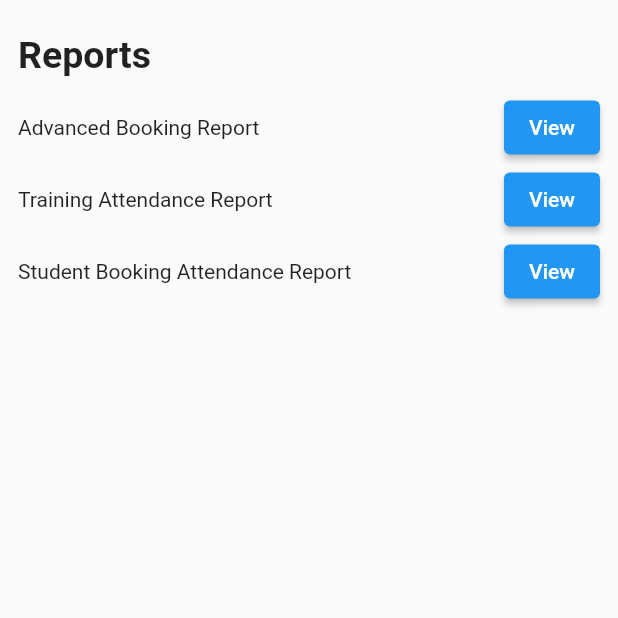
After one commit to tanserxuen/UTMSports, a Flutter app: the AdminReports screen opened directly, after a tap on "View", on a phone screen of 412 x 824 dp, the top half of it. The commit adds this screen. Run offline on Flutter 3.47's test engine with Material 2 defaults, Android fonts, the phone set to English and light mode, and no system bars; our stand-ins replace cloud_firestore, email_validator, file_picker, firebase_auth, firebase_core, firebase_storage and 9 more; missing offline and left inert: open_file_plus, syncfusion_flutter_core; accounts and stored records are empty; network calls fail.

Commit message:
feat: pdf view attendance, training and advanced report array data in pdf not handled

```diff
--- a/utmsport/lib/utils.dart
+++ b/utmsport/lib/utils.dart
@@ -22,9 +22,9 @@ class Utils {
   }
 
   static parseTimestampToFormatDate(timestamp, {format = null}) {
-    DateTime newDT = timestamp.toDate();
+    DateTime newDT = timestamp?.toDate();
     DateTime dateOnly = new DateTime(newDT.year, newDT.month, newDT.day);
-    if (format != null) return DateFormat(format).format(dateOnly);
+    if (format != null) return DateFormat(format).format(newDT);
     return DateFormat('dd ${DateFormat.MONTH} yyyy').format(dateOnly);
   }
 
--- a/utmsport/lib/view/adminPost/v_eventList.dart
+++ b/utmsport/lib/view/adminPost/v_eventList.dart
@@ -1,5 +1,6 @@
+import 'package:cloud_firestore/cloud_firestore.dart';
 import 'package:flutter/material.dart';
-import 'package:cloud_firestore/cloud_firestore.dart';
+
 import 'package:utmsport/model/m_Event.dart';
 import 'package:utmsport/view/adminPost/v_createEvent.dart';
 import 'package:utmsport/view_model/adminPost/vm_eventDatatableWidget.dart';
--- a/utmsport/lib/view/authentication/v_homePage.dart
+++ b/utmsport/lib/view/authentication/v_homePage.dart
@@ -31,7 +31,10 @@ class _MyHomePageState extends State<MyHomePage> {
         data: NavigationBarThemeData(
           indicatorColor: Colors.blue.shade100,
           labelTextStyle: MaterialStateProperty.all(
-            TextStyle(fontSize: 14, fontWeight: FontWeight.w500),
+            TextStyle(
+              fontSize: global.getUserRole() == 'admin' ? 10 : 14,
+              fontWeight: FontWeight.w500,
+            ),
           ),
         ),
         child: NavigationBar(
--- /dev/null
+++ b/utmsport/lib/view/v_adminReports.dart
@@ -0,0 +1,145 @@
+import 'package:cloud_firestore/cloud_firestore.dart';
+import 'package:flutter/material.dart';
+import 'package:flutter/services.dart';
+
+import 'package:utmsport/view_model/PDF/PDFServices.dart';
+
+class AdminReports extends StatefulWidget {
+  const AdminReports({Key? key}) : super(key: key);
+
+  @override
+  State<AdminReports> createState() => _AdminReportsState();
+}
+
+class _AdminReportsState extends State<AdminReports> {
+  List trainingColNames = [
+    {'label': "Subject", 'varName': "subject", 'type': "String"},
+    {'label': "Sports Type", 'varName': "sportType", "type": "String"},
+    {'label': "Trainer", 'varName': "coach", "type": "String"},
+    {'label': "Training Starts At", 'varName': "start_at", "type": "Timestamp"},
+    {'label': "Trainee", 'varName': "athlete", "type": "Array"},
+    {'label': "Time Recorded", 'varName': "athletetime", "type": "Array"},
+  ];
+
+  List advColNames = [
+    {'label': "Subject", 'varName': "subject", 'type': "String"},
+    {'label': "Booking Type", 'varName': "bookingType", "type": "String"},
+    {
+      'label': "Person In Charge",
+      'varName': "personInCharge",
+      "type": "String"
+    },
+    {'label': "Phone Number", 'varName': "phoneNo", "type": "String"},
+    {'label': "Booking Time", 'varName': "createdAt", "type": "Timestamp"},
+  ];
+
+  List studentAttendanceColNames = [
+    {'label': "Matric No.", 'varName': "matrics", 'type': "Array"},
+    {'label': "Attendance", 'varName': "status", "type": "Array"},
+    {'label': "Time Recorded", 'varName': "created_at", "type": "Timestamp"},
+  ];
+
+  @override
+  Widget build(BuildContext context) {
+    return Scaffold(
+        body: Container(
+      margin: EdgeInsets.all(12),
+      child: Column(
+        crossAxisAlignment: CrossAxisAlignment.start,
+        children: [
+          SizedBox(
+            height: 10,
+          ),
+          Text("Reports",
+              style: TextStyle(fontSize: 25, fontWeight: FontWeight.w700)),
+          SizedBox(
+            height: 10,
+          ),
+          Row(
+            mainAxisAlignment: MainAxisAlignment.spaceBetween,
+            children: [
+              Text("Advanced Booking Report"),
+              ElevatedButton(
+                child: Text("View"),
+                onPressed: () async {
+                  final permission = await PDFService().requestPermission();
+                  if (permission) {
+                    await FirebaseFirestore.instance
+                        .collection('student_appointments')
+                        .get()
+                        .then((value) async {
+                      var logo = await rootBundle
+                          .load('assets/images/utmsports_logo.jpeg');
+
+                      var pdf = PDFService().generatePDF(
+                          value.docs, logo, 'Advanced Booking', advColNames);
+                      PDFService().saveAndOpenPDF(pdf);
+                    });
+                  } else {
+                    print("denied");
+                  }
+                },
+              ),
+            ],
+          ),
+          Row(
+            mainAxisAlignment: MainAxisAlignment.spaceBetween,
+            children: [
+              Text("Training Attendance Report"),
+              ElevatedButton(
+                child: Text("View"),
+                onPressed: () async {
+                  final permission = await PDFService().requestPermission();
+                  if (permission) {
+                    await FirebaseFirestore.instance
+                        .collection('training')
+                        .get()
+                        .then((value) async {
+                      var logo = await rootBundle
+                          .load('assets/images/utmsports_logo.jpeg');
+
+                      var pdf = PDFService().generatePDF(value.docs, logo,
+                          'Training Attendance', trainingColNames);
+                      PDFService().saveAndOpenPDF(pdf);
+                    });
+                  } else {
+                    print("denied");
+                  }
+                },
+              ),
+            ],
+          ),
+          Row(
+            mainAxisAlignment: MainAxisAlignment.spaceBetween,
+            children: [
+              Text("Student Booking Attendance Report"),
+              ElevatedButton(
+                child: Text("View"),
+                onPressed: () async {
+                  final permission = await PDFService().requestPermission();
+                  if (permission) {
+                    await FirebaseFirestore.instance
+                        .collection('attendance')
+                        .get()
+                        .then((value) async {
+                      var logo = await rootBundle
+                          .load('assets/images/utmsports_logo.jpeg');
+                      var pdf = PDFService().generatePDF(
+                          value.docs,
+                          logo,
+                          'Student Booking Attendance',
+                          studentAttendanceColNames);
+                      PDFService().saveAndOpenPDF(pdf);
+                    });
+                  } else {
+                    print("denied");
+                  }
+                },
+              ),
+            ],
+          ),
+        ],
+      ),
+    ));
+  }
+}
--- a/utmsport/pubspec.yaml
+++ b/utmsport/pubspec.yaml
@@ -44,6 +44,10 @@ dependencies:
   intl: ^0.17.0
   event_bus: ^2.0.0
   pdf: ^3.8.4
+  path_provider: ^2.0.11
+  permission_handler: ^10.2.0
+  provider: ^6.0.5
+  open_file_plus: ^3.3.0
 
 
 dev_dependencies:
```
Also changed, not shown: utmsport/lib/globalVariable.dart (+2 -17 lines), utmsport/lib/view/shared/v_bottom_layout.dart (+4 -7 lines), utmsport/lib/view_model/PDF/PDFServices.dart (+177 -0 lines), 1 other file.
